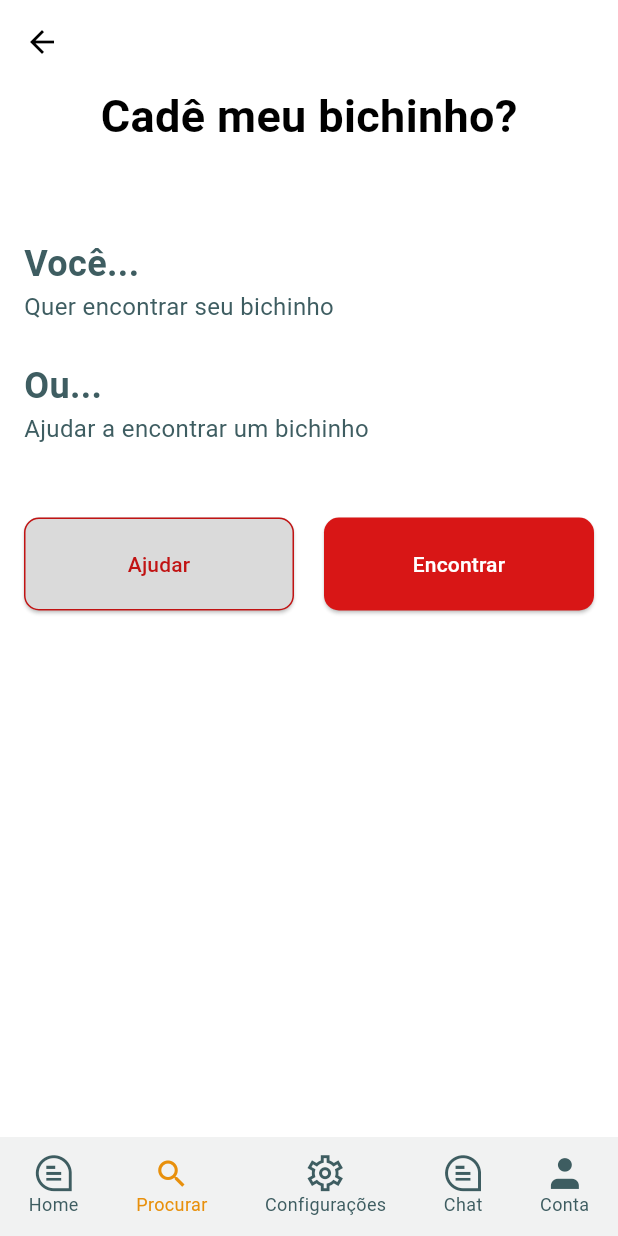
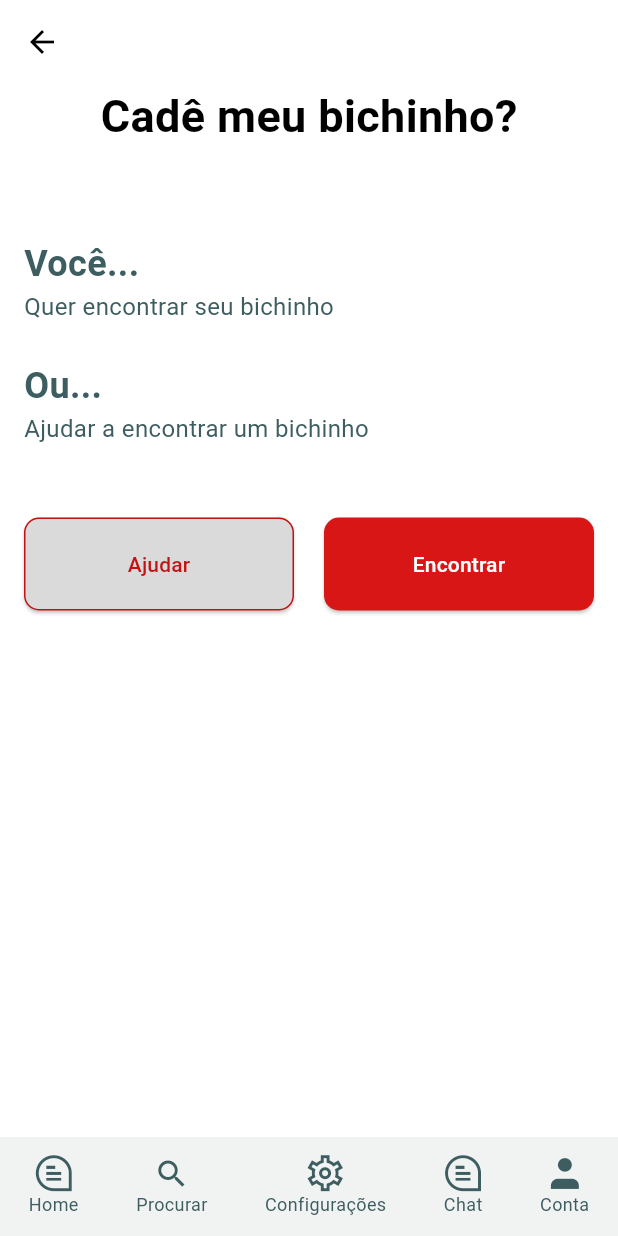
Before and after one commit to AbimaelASilva/cade_meu_pet, a Flutter app: the HomeTemplate screen opened directly, on a phone screen of 412 x 824 dp. Run offline on Flutter 3.47's test engine with Material 2 defaults, Android fonts, the phone set to English and light mode, and no system bars; our stand-ins replace cached_network_image, carousel_slider, dio, font_awesome_flutter, get, lottie and 1 more; statements that could not run were skipped; project files that could hold a hidden picture were left out.

Commit message:
inicio da vegabilidade bottom Navigator

```diff
--- a/lib/app/languages/pro_pt_br_translate.dart
+++ b/lib/app/languages/pro_pt_br_translate.dart
@@ -40,7 +40,7 @@ final Map<String, String> ptBrTranslate = {
   "label_register_user": "Cadastro usuário",
   "label_confirm_password": "Confirmar senha",
   "label_return": "Voltar",
-  "label_you_see": "Você viu algumdesses por ai?",
+  "label_you_see": "Você viu algum desses por ai?",
   "label_wanted_list": "Lista de procurados",
   "label_profile": "Perfil",
   "label_report_information": "Reportar informação",
--- a/lib/app/ui/components/bottom-navigator/bottom_navigator_widget.dart
+++ b/lib/app/ui/components/bottom-navigator/bottom_navigator_widget.dart
@@ -1,3 +1,6 @@
+// ignore_for_file: sort_child_properties_last
+
+import 'package:cade_meu_pet/routes/app_routes.dart';
 import 'package:flutter/material.dart';
 import 'package:get/get.dart';
 
@@ -13,25 +16,46 @@ class ProBottomNavigator extends StatelessWidget {
       child: Row(
         mainAxisAlignment: MainAxisAlignment.spaceAround,
         children: [
-          _icon(
+          _optionBottomBar(
             icon: ProIconsFont.comment,
             label: 'label_home'.tr,
+            isSelected: Get.currentRoute == Routes.home,
+            onTap: () => Get.toNamed(Routes.home),
           ),
-          _icon(icon: Icons.search, label: 'label_search'.tr, isSelected: true),
-          _icon(icon: ProIconsFont.config, label: 'label_settings'.tr),
-          _icon(icon: ProIconsFont.comment, label: 'label_chat'.tr),
-          _icon(icon: ProIconsFont.person, label: 'label_account'.tr),
+          _optionBottomBar(
+            icon: Icons.search,
+            label: 'label_search'.tr,
+            isSelected: Get.currentRoute == Routes.lostPets,
+            onTap: () => Get.toNamed(Routes.lostPets),
+          ),
+          _optionBottomBar(
+            icon: ProIconsFont.config,
+            label: 'label_settings'.tr,
+            isSelected: false,
+          ),
+          _optionBottomBar(
+            icon: ProIconsFont.comment,
+            label: 'label_chat'.tr,
+            isSelected: false,
+          ),
+          _optionBottomBar(
+            icon: ProIconsFont.person,
+            label: 'label_account'.tr,
+            isSelected: false,
+          ),
         ],
       ),
     );
   }
 
-  Widget _icon({
+  Widget _optionBottomBar({
     required IconData icon,
     required String label,
-    bool? isSelected,
+    required bool isSelected,
+    Function()? onTap,
   }) {
-    return Container(
+    return GestureDetector(
+      child: Container(
         padding: ProPadding.symmetricalHor6,
         height: 66,
         child: Column(
@@ -39,17 +63,18 @@ class ProBottomNavigator extends StatelessWidget {
           children: [
             Icon(
               icon,
-            color: isSelected != null ? ProColors.orange : ProColors.greenDark,
+              color: isSelected ? ProColors.orange : ProColors.greenDark,
             ),
             Text(
               label,
               style: ProTextStyles.medium12.copyWith(
-              color:
-                  isSelected != null ? ProColors.orange : ProColors.greenDark,
+                color: isSelected ? ProColors.orange : ProColors.greenDark,
               ),
             ),
           ],
         ),
+      ),
+      onTap: onTap,
     );
   }
 }
--- a/lib/app/ui/templates/home/home_template.dart
+++ b/lib/app/ui/templates/home/home_template.dart
@@ -81,7 +81,7 @@ class HomeTemplate extends GetView<HomeController> {
                         color: ProColors.redMedium,
                       ),
                       height: 62,
-                      onPressed: () => Get.toNamed(Routes.lostedPets),
+                      onPressed: () => Get.toNamed(Routes.lostPets),
                     ),
                   ),
                   const SizedBox(
--- a/lib/routes/app_pages.dart
+++ b/lib/routes/app_pages.dart
@@ -34,7 +34,7 @@ class AppPages {
       binding: UserBindings(),
     ),
     GetPage(
-      name: Routes.lostedPets,
+      name: Routes.lostPets,
       page: () => const LostPetsCreen(),
       binding: PetBindings(),
     ),
--- a/lib/routes/app_routes.dart
+++ b/lib/routes/app_routes.dart
@@ -4,6 +4,6 @@ abstract class Routes {
   static const registerPet = '/registerPet';
   static const registerPetFinisched = '/registerPet/finisched';
   static const registerUser = '/registerUser';
-  static const lostedPets = '/lostedPets';
+  static const lostPets = '/lostedPets';
   static const petProfile = '/petProfile';
 }
```
Lines whose indentation alone changed are shown as unchanged.
